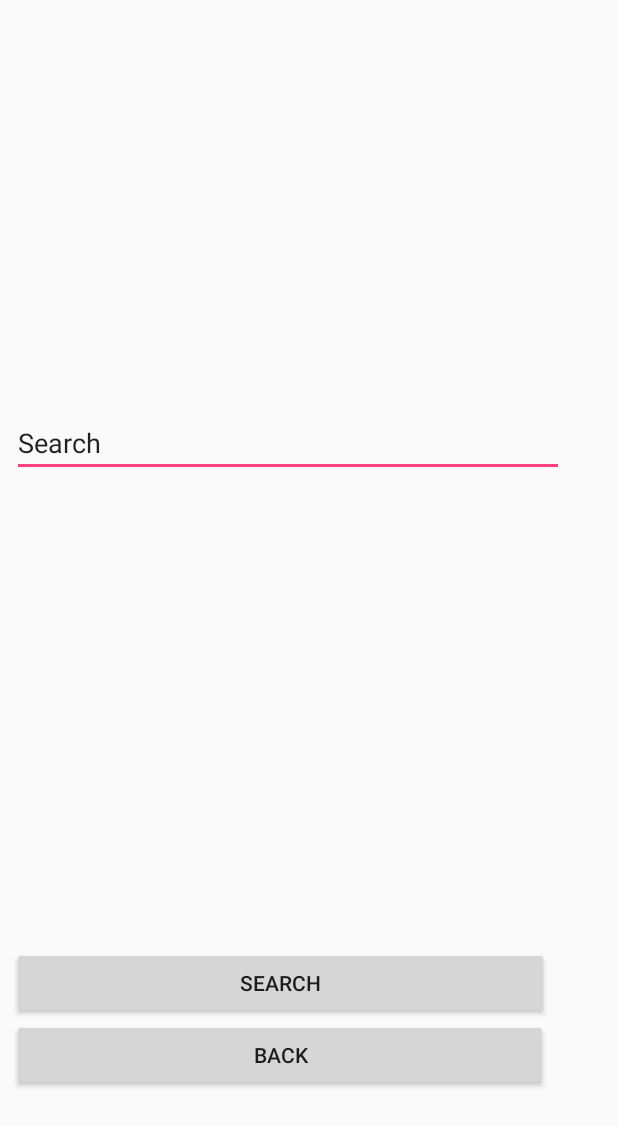
After one commit to CRogers18/Movie-TV-Tracker, an Android app: the SearchActivity screen opened directly, with no data from a screen before it, on a phone screen of 412 x 824 dp. The commit adds this screen. Shown: the top 1126 px of the screen. Run offline under Robolectric (Android 15) with nearby library versions, the phone set to English and light mode, and no system bars; our stand-ins replace Firebase (no records; nobody signed in at launch, a user with empty details on screens opened directly); libraries missing offline, so code that uses them is left out: com.firebase.ui.

Commit message:
Added a janky search
New search activity. New search xml. New (useless) searchable xml. Search by title needs fixed. Textviews need to do something.

```diff
--- a/Glimpse/app/build.gradle
+++ b/Glimpse/app/build.gradle
@@ -48,4 +48,5 @@ dependencies {
 
 
 
+
 apply plugin: 'com.google.gms.google-services'
--- a/Glimpse/app/src/main/java/com/group3/glimpse/HomePage.java
+++ b/Glimpse/app/src/main/java/com/group3/glimpse/HomePage.java
@@ -2,6 +2,7 @@ package com.group3.glimpse;
 
 import android.content.Context;
 import android.content.Intent;
+import android.media.Image;
 import android.net.ConnectivityManager;
 import android.net.NetworkInfo;
 import android.support.annotation.NonNull;
@@ -46,11 +47,11 @@ public class HomePage extends AppCompatActivity implements NavigationView.OnNavi
     NavigationView navigationView;
     HorizontalScrollView movieView, tvView;
     LinearLayout movies, tv;
-    ArrayList <MediaDoc> mediaList;
+    static ArrayList <MediaDoc> mediaList;
 
     TextView title, description, actors;
     ImageView mediaImage, closeButton;
-    ImageButton trackButton;
+    ImageButton trackButton, searchButton;
 
     @Override
     public void onBackPressed() {
@@ -80,6 +81,8 @@ public class HomePage extends AppCompatActivity implements NavigationView.OnNavi
         movies = (LinearLayout) findViewById(R.id.movieList);
         tv = (LinearLayout) findViewById(R.id.tvList);
         movieView = (HorizontalScrollView) findViewById(R.id.movies);
+        // Search button
+        searchButton = (ImageButton) findViewById(R.id.searchButton);
 
         movies.setGravity(Gravity.CENTER);
 
@@ -88,6 +91,14 @@ public class HomePage extends AppCompatActivity implements NavigationView.OnNavi
 
         drawerLayout.setDrawerListener(toggle);
         toggle.syncState();
+
+        // Switch to search if search button pressed
+        searchButton.setOnClickListener(new View.OnClickListener() {
+            @Override
+            public void onClick(View view) {
+                launchSearch();
+            }
+        });
 
         // Scheduled task to check for interruptions to network connectivity every second
         ScheduledExecutorService scheduler = Executors.newSingleThreadScheduledExecutor();
@@ -368,5 +379,11 @@ public class HomePage extends AppCompatActivity implements NavigationView.OnNavi
         return true;
 
     }
+    // Activity switcher
+    private void launchSearch()
+    {
+        Intent intent = new Intent(this, SearchActivity.class);
+        startActivity(intent);
+    }
 
 }
--- /dev/null
+++ b/Glimpse/app/src/main/java/com/group3/glimpse/SearchActivity.java
@@ -0,0 +1,121 @@
+package com.group3.glimpse;
+
+import android.content.Context;
+import android.net.ConnectivityManager;
+import android.net.NetworkInfo;
+import android.os.Bundle;
+import android.support.v7.app.AppCompatActivity;
+import android.support.v7.widget.RecyclerView;
+import android.widget.Button;
+import android.widget.MultiAutoCompleteTextView;
+import android.widget.TextView;
+import android.widget.Toast;
+
+import java.util.ArrayList;
+import java.util.concurrent.Executors;
+import java.util.concurrent.ScheduledExecutorService;
+import java.util.concurrent.TimeUnit;
+
+import static java.lang.Math.abs;
+
+public class SearchActivity extends AppCompatActivity {
+
+    // Return to previous activity if back is pressed
+    @Override
+    public void onBackPressed() {
+        finish();
+    }
+
+    @Override
+    protected void onCreate(Bundle savedInstanceState) {
+        super.onCreate(savedInstanceState);
+        setContentView(R.layout.activity_search);
+
+        // Create array containing all the media in the database
+        ArrayList<MediaDoc> mediaList = HomePage.mediaList;
+
+        // Create variables for the fields in the xml file
+        Button SearchBtn = (Button) findViewById(R.id.searchBtn);
+        Button backBtn = (Button) findViewById(R.id.back);
+        MultiAutoCompleteTextView searchBox = (MultiAutoCompleteTextView) findViewById(R.id.searchBox);
+
+        // A list of textviews to place search results in
+        TextView textView_0 = (TextView) findViewById(R.id.textView_0);
+        TextView textView_1 = (TextView) findViewById(R.id.textView_1);
+        TextView textView_2 = (TextView) findViewById(R.id.textView_2);
+        TextView textView_3 = (TextView) findViewById(R.id.textView_3);
+        TextView textView_4 = (TextView) findViewById(R.id.textView_4);
+        TextView textView_5 = (TextView) findViewById(R.id.textView_5);
+        TextView textView_6 = (TextView) findViewById(R.id.textView_6);
+        TextView textView_7 = (TextView) findViewById(R.id.textView_7);
+        TextView textView_8 = (TextView) findViewById(R.id.textView_8);
+        TextView textView_9 = (TextView) findViewById(R.id.textView_9);
+
+        ArrayList<TextView> searchResults = new ArrayList<TextView>();
+        searchResults.add(textView_0);
+        searchResults.add(textView_1);
+        searchResults.add(textView_2);
+        searchResults.add(textView_3);
+        searchResults.add(textView_4);
+        searchResults.add(textView_5);
+        searchResults.add(textView_6);
+        searchResults.add(textView_7);
+        searchResults.add(textView_8);
+        searchResults.add(textView_9);
+
+        // Code to control auto-complete search box
+        searchBox.announceForAccessibility("Search by title or category.");
+
+        // Functional code
+        SearchBtn.setOnClickListener(v -> {
+
+            ClearTextViews(searchResults);
+
+            final String whatWasSearched = searchBox.getText().toString();
+
+            ArrayList <Integer> results = new ArrayList<>();
+            int n = 0;
+
+            for (MediaDoc m : mediaList) {
+                if(n >= 9) break;
+                // Allow up to four missed/incorrect characters for search results
+                if(whatWasSearched.length() == 0) {
+                }
+
+                else if (m.getTitle().substring(0, whatWasSearched.length()-1).equalsIgnoreCase(whatWasSearched)) {
+                    searchResults.get(n).setText(m.getTitle());
+                    n++;
+                }
+                // Search by category
+                else if (m.getCategory().equalsIgnoreCase(whatWasSearched)) {
+                    results.add(m.getId());
+                    searchResults.get(n).setText(m.getTitle());
+                    n++;
+
+                }
+            }
+
+        });
+        // Scheduled task to check for interruptions to network connectivity every second
+        ScheduledExecutorService scheduler = Executors.newSingleThreadScheduledExecutor();
+        scheduler.scheduleAtFixedRate(() -> {
+            if (isNetworkActive() != true)
+                Toast.makeText(getApplicationContext(), "[ERROR] Network connectivity interrupted!", Toast.LENGTH_LONG).show();
+        }, 0, 1, TimeUnit.SECONDS);
+
+        // Go back to previous activity if "back" is pressed
+        backBtn.setOnClickListener(v -> finish());
+    }
+    // Method to clear the textViews on the results page
+    private void ClearTextViews(ArrayList<TextView> arrayList) {
+        for (TextView t: arrayList) t.setText("");
+    }
+    private boolean isNetworkActive()
+    {
+        ConnectivityManager cm = (ConnectivityManager) getSystemService(Context.CONNECTIVITY_SERVICE);
+        NetworkInfo netInfo = cm.getActiveNetworkInfo();
+
+        return netInfo != null && netInfo.isConnected();
+    }
+
+}
--- a/Glimpse/app/src/main/res/layout/activity_home.xml
+++ b/Glimpse/app/src/main/res/layout/activity_home.xml
@@ -61,4 +61,14 @@
         </HorizontalScrollView>
     </LinearLayout>
 
+    <ImageButton
+        android:id="@+id/searchButton"
+        android:layout_width="60dp"
+        android:layout_height="60dp"
+        android:layout_alignParentEnd="true"
+        android:layout_alignParentTop="true"
+        android:backgroundTint="@color/com_facebook_button_background_color_pressed"
+        android:tint="@color/cardview_light_background"
+        app:srcCompat="@android:drawable/ic_search_category_default" />
+
 </RelativeLayout>
--- /dev/null
+++ b/Glimpse/app/src/main/res/layout/activity_search.xml
@@ -0,0 +1,115 @@
+<?xml version="1.0" encoding="utf-8"?>
+<android.support.constraint.ConstraintLayout xmlns:android="http://schemas.android.com/apk/res/android"
+    xmlns:app="http://schemas.android.com/apk/res-auto"
+    xmlns:tools="http://schemas.android.com/tools"
+    android:layout_width="match_parent"
+    android:layout_height="match_parent"
+    tools:context="com.group3.glimpse.SearchActivity">
+
+    <LinearLayout
+        android:id="@+id/linearLayout2"
+        android:layout_width="368dp"
+        android:layout_height="543dp"
+        android:layout_marginBottom="8dp"
+        android:layout_marginEnd="8dp"
+        android:layout_marginStart="8dp"
+        android:layout_marginTop="8dp"
+        android:orientation="vertical"
+        app:layout_constraintBottom_toBottomOf="parent"
+        app:layout_constraintEnd_toEndOf="parent"
+        app:layout_constraintHorizontal_bias="0.0"
+        app:layout_constraintStart_toStartOf="parent"
+        app:layout_constraintTop_toTopOf="parent"
+        app:layout_constraintVertical_bias="1.0">
+
+        <MultiAutoCompleteTextView
+            android:id="@+id/searchBox"
+            android:layout_width="match_parent"
+            android:layout_height="wrap_content"
+            android:text="Search" />
+
+        <TextView
+            android:id="@+id/textView_0"
+            android:layout_width="match_parent"
+            android:layout_height="31dp"
+            android:text=""
+            android:textAppearance="@android:style/TextAppearance.Material.SearchResult.Title"/>
+
+        <TextView
+            android:id="@+id/textView_1"
+            android:layout_width="match_parent"
+            android:layout_height="31dp"
+            android:text=""
+            android:textAppearance="@android:style/TextAppearance.Material.SearchResult.Title"/>
+
+        <TextView
+            android:id="@+id/textView_2"
+            android:layout_width="match_parent"
+            android:layout_height="31dp"
+            android:text=""
+            android:textAppearance="@android:style/TextAppearance.Material.SearchResult.Title"/>
+
+        <TextView
+            android:id="@+id/textView_3"
+            android:layout_width="match_parent"
+            android:layout_height="31dp"
+            android:text=""
+            android:textAppearance="@android:style/TextAppearance.Material.SearchResult.Title"/>
+
+        <TextView
+            android:id="@+id/textView_4"
+            android:layout_width="match_parent"
+            android:layout_height="31dp"
+            android:text=""
+            android:textAppearance="@android:style/TextAppearance.Material.SearchResult.Title"/>
+
+        <TextView
+            android:id="@+id/textView_5"
+            android:layout_width="match_parent"
+            android:layout_height="31dp"
+            android:textAppearance="@android:style/TextAppearance.Material.SearchResult.Title" />
+
+        <TextView
+            android:id="@+id/textView_6"
+            android:layout_width="match_parent"
+            android:layout_height="31dp"
+            android:text=""
+            android:textAppearance="@android:style/TextAppearance.Material.SearchResult.Title"/>
+
+        <TextView
+            android:id="@+id/textView_7"
+            android:layout_width="match_parent"
+            android:layout_height="31dp"
+            android:text=""
+            android:textAppearance="@android:style/TextAppearance.Material.SearchResult.Title"/>
+
+        <TextView
+            android:id="@+id/textView_8"
+            android:layout_width="match_parent"
+            android:layout_height="31dp"
+            android:text=""
+            android:textAppearance="@android:style/TextAppearance.Material.SearchResult.Title"/>
+
+        <TextView
+            android:id="@+id/textView_9"
+            android:layout_width="match_parent"
+            android:layout_height="31dp"
+            android:text=""
+            android:textAppearance="@android:style/TextAppearance.Material.SearchResult.Title"/>
+
+        <Button
+            android:id="@+id/searchBtn"
+            android:layout_width="358dp"
+            android:layout_height="wrap_content"
+            android:backgroundTint="@color/com_facebook_button_send_background_color_pressed"
+            android:text="Search" />
+
+        <Button
+            android:id="@+id/back"
+            android:layout_width="357dp"
+            android:layout_height="wrap_content"
+            android:backgroundTint="@color/com_facebook_button_send_background_color_pressed"
+            android:text="Back" />
+    </LinearLayout>
+
+</android.support.constraint.ConstraintLayout>
--- a/Glimpse/app/src/main/res/values/colors.xml
+++ b/Glimpse/app/src/main/res/values/colors.xml
@@ -1,6 +1,6 @@
 <?xml version="1.0" encoding="utf-8"?>
 <resources>
     <color name="colorPrimary">#3F51B5</color>
-    <color name="colorPrimaryDark">#303F9F</color>
-    <color name="colorAccent">#FF4081</color>
+    <color name="colorPrimaryDark">#303f9f</color>
+    <color name="colorAccent">#ff4081</color>
 </resources>
--- /dev/null
+++ b/Glimpse/app/src/main/res/xml/searchable.xml
@@ -0,0 +1,5 @@
+<?xml version="1.0" encoding="utf-8"?>
+<searchable xmlns:android="http://schemas.android.com/apk/res/android"
+    android:label="SearchActivity"
+    android:hint="Search TV show or movie title." >
+</searchable>
```
Also changed, not shown: Glimpse/app/src/main/AndroidManifest.xml (+9 -3 lines).
